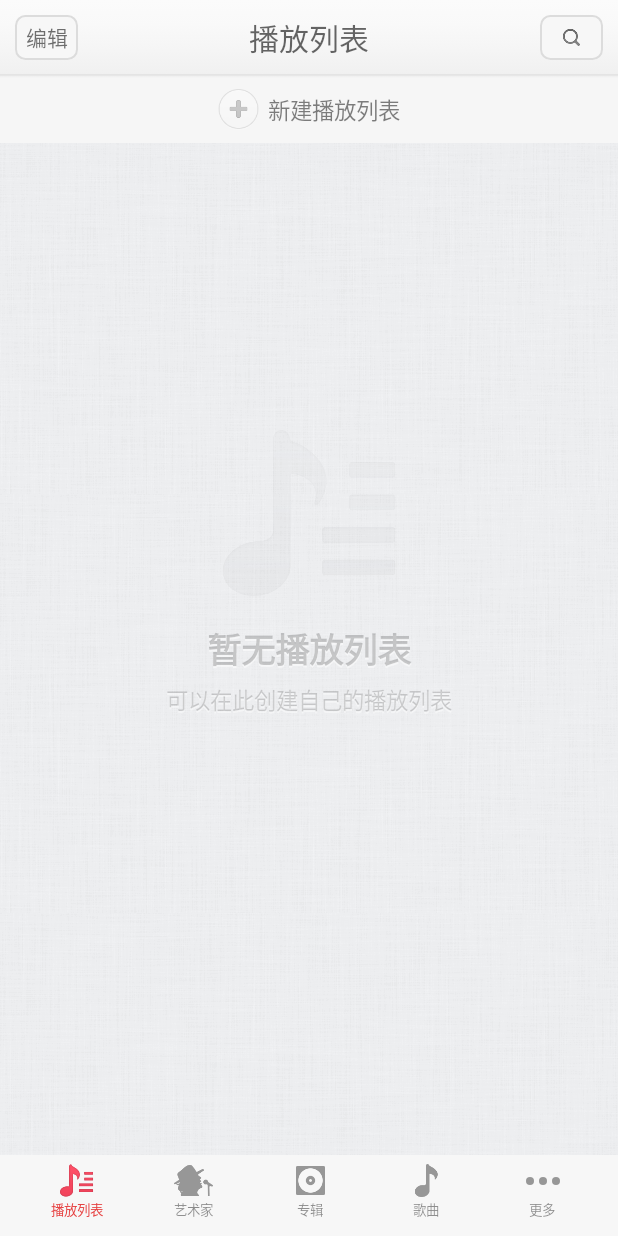
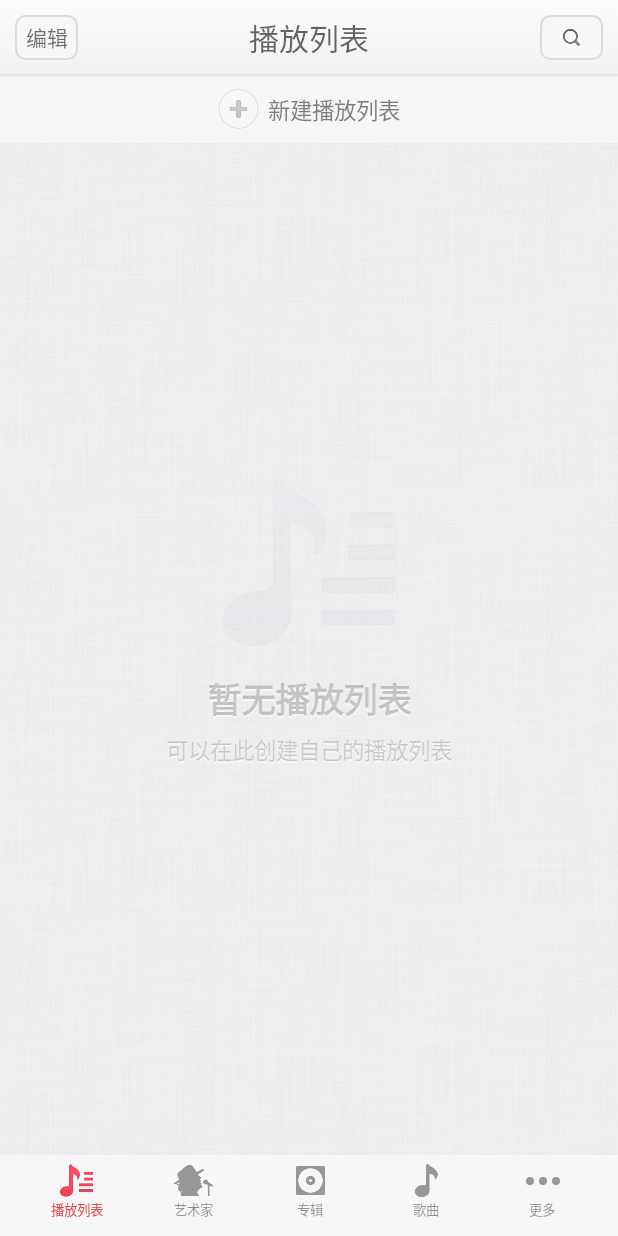
Before and after one commit to DE105/SmartisanMusic-Revived, an Android app built with Jetpack Compose: the screen it shows after launch (MainActivity), on a phone screen of 412 x 824 dp. Run offline under Robolectric (Android 15) with nearby library versions, the light colour scheme and no system bars.

Commit message:
feat: 完善主标签空页与标题栏复刻
• 新增共享空态组件并补齐艺术家、专辑、歌曲页的原版空态图标与文案资源
• 调整播放列表页结构，让空态与其它标签页统一居中，新建播放列表条目改为顶部独立悬浮
• 扩展壳层标题栏按钮组合，为专辑页接入平铺按钮，并统一各主标签页的编辑与搜索入口

```diff
--- /dev/null
+++ b/app/src/main/java/com/smartisanos/music/ui/components/SmartisanBlankState.kt
@@ -0,0 +1,112 @@
+package com.smartisanos.music.ui.components
+
+import androidx.annotation.DrawableRes
+import androidx.compose.foundation.Image
+import androidx.compose.foundation.layout.Box
+import androidx.compose.foundation.layout.Column
+import androidx.compose.foundation.layout.fillMaxSize
+import androidx.compose.foundation.layout.fillMaxWidth
+import androidx.compose.foundation.layout.offset
+import androidx.compose.foundation.layout.padding
+import androidx.compose.foundation.layout.size
+import androidx.compose.material3.Text
+import androidx.compose.runtime.Composable
+import androidx.compose.ui.Alignment
+import androidx.compose.ui.Modifier
+import androidx.compose.ui.draw.alpha
+import androidx.compose.ui.graphics.Color
+import androidx.compose.ui.res.painterResource
+import androidx.compose.ui.text.TextStyle
+import androidx.compose.ui.text.font.FontWeight
+import androidx.compose.ui.unit.Dp
+import androidx.compose.ui.unit.dp
+import androidx.compose.ui.unit.sp
+
+private val BlankTitleColor = Color(0x32000000)
+private val BlankSubtitleColor = Color(0x2A000000)
+private val BlankTitleHighlightColor = Color(0x80FFFFFF)
+private val BlankSubtitleHighlightColor = Color(0x73FFFFFF)
+
+private val BlankTitleStyle = TextStyle(
+    fontSize = 23.sp,
+    fontWeight = FontWeight.SemiBold,
+    color = BlankTitleColor,
+)
+private val BlankSubtitleStyle = TextStyle(
+    fontSize = 15.sp,
+    color = BlankSubtitleColor,
+)
+
+private val BlankIconSize = 132.dp
+private val BlankIconAlpha = 0.34f
+private val BlankContentOffsetY = 0.dp
+private val BlankTextHighlightOffset = 1.dp
+
+@Composable
+fun SmartisanBlankState(
+    @DrawableRes iconRes: Int,
+    title: String,
+    subtitle: String,
+    modifier: Modifier = Modifier,
+    iconSize: Dp = BlankIconSize,
+    iconAlpha: Float = BlankIconAlpha,
+    contentOffsetY: Dp = BlankContentOffsetY,
+) {
+    Box(
+        modifier = modifier.fillMaxSize(),
+        contentAlignment = Alignment.Center,
+    ) {
+        Column(
+            modifier = Modifier.offset(y = contentOffsetY),
+            horizontalAlignment = Alignment.CenterHorizontally,
+        ) {
+            Image(
+                painter = painterResource(iconRes),
+                contentDescription = null,
+                modifier = Modifier
+                    .size(iconSize)
+                    .alpha(iconAlpha),
+            )
+            EngravedHintText(
+                text = title,
+                style = BlankTitleStyle,
+                color = BlankTitleColor,
+                highlightColor = BlankTitleHighlightColor,
+                modifier = Modifier.padding(top = 8.dp),
+            )
+            EngravedHintText(
+                text = subtitle,
+                style = BlankSubtitleStyle,
+                color = BlankSubtitleColor,
+                highlightColor = BlankSubtitleHighlightColor,
+                modifier = Modifier.padding(top = 6.dp),
+            )
+        }
+    }
+}
+
+@Composable
+private fun EngravedHintText(
+    text: String,
+    style: TextStyle,
+    color: Color,
+    highlightColor: Color,
+    modifier: Modifier = Modifier,
+) {
+    Box(modifier = modifier.fillMaxWidth()) {
+        Text(
+            text = text,
+            style = style,
+            color = highlightColor,
+            modifier = Modifier
+                .align(Alignment.Center)
+                .offset(y = BlankTextHighlightOffset),
+        )
+        Text(
+            text = text,
+            style = style,
+            color = color,
+            modifier = Modifier.align(Alignment.Center),
+        )
+    }
+}
--- a/app/src/main/java/com/smartisanos/music/ui/playlist/PlaylistScreen.kt
+++ b/app/src/main/java/com/smartisanos/music/ui/playlist/PlaylistScreen.kt
@@ -7,13 +7,10 @@ import androidx.compose.foundation.interaction.MutableInteractionSource
 import androidx.compose.foundation.interaction.collectIsPressedAsState
 import androidx.compose.foundation.layout.Arrangement
 import androidx.compose.foundation.layout.Box
-import androidx.compose.foundation.layout.Column
 import androidx.compose.foundation.layout.Row
 import androidx.compose.foundation.layout.fillMaxSize
 import androidx.compose.foundation.layout.fillMaxWidth
 import androidx.compose.foundation.layout.height
-import androidx.compose.foundation.layout.offset
-import androidx.compose.foundation.layout.padding
 import androidx.compose.foundation.layout.size
 import androidx.compose.material3.Text
 import androidx.compose.runtime.Composable
@@ -30,54 +27,39 @@ import androidx.compose.ui.text.font.FontWeight
 import androidx.compose.ui.unit.dp
 import androidx.compose.ui.unit.sp
 import com.smartisanos.music.R
+import com.smartisanos.music.ui.components.SmartisanBlankState
 
 private val PlaylistControlText = Color(0x80000000)
 private val PlaylistControlPressedText = Color(0xFF515257)
 private val PlaylistRowBackground = Color(0xFFF6F6F6)
-private val EmptyTitleColor = Color(0x32000000)
-private val EmptySubtitleColor = Color(0x2A000000)
-private val EmptyTitleHighlightColor = Color(0x80FFFFFF)
-private val EmptySubtitleHighlightColor = Color(0x73FFFFFF)
 
 private val HeaderRowHeight = 45.dp
 private val AddButtonIconSize = 27.dp
-private val EmptyIconSize = 132.dp
-private val EmptyIconAlpha = 0.34f
-private val EmptyStateOffsetY = (-56).dp
-private val EmptyTextHighlightOffset = 1.dp
-
-private val EmptyTitleStyle = TextStyle(
-    fontSize = 23.sp,
-    fontWeight = FontWeight.SemiBold,
-    color = EmptyTitleColor,
-)
-private val EmptySubtitleStyle = TextStyle(
-    fontSize = 15.sp,
-    color = EmptySubtitleColor,
-)
 
 @Composable
 fun PlaylistScreen(modifier: Modifier = Modifier) {
-    Column(
+    Box(
         modifier = modifier.fillMaxSize(),
     ) {
-        NewPlaylistRow()
         PlaylistEmptyState(
             modifier = Modifier
-                .fillMaxWidth()
-                .weight(1f),
+                .fillMaxSize(),
+        )
+        NewPlaylistRow(
+            modifier = Modifier
+                .align(Alignment.TopCenter)
+                .fillMaxWidth(),
         )
     }
 }
 
 @Composable
-private fun NewPlaylistRow() {
+private fun NewPlaylistRow(modifier: Modifier = Modifier) {
     val interactionSource = remember { MutableInteractionSource() }
     val pressed by interactionSource.collectIsPressedAsState()
 
     Box(
-        modifier = Modifier
-            .fillMaxWidth()
+        modifier = modifier
             .height(HeaderRowHeight)
             .background(PlaylistRowBackground)
             .clickable(
@@ -114,58 +96,10 @@ private fun NewPlaylistRow() {
 
 @Composable
 private fun PlaylistEmptyState(modifier: Modifier = Modifier) {
-    Box(
+    SmartisanBlankState(
+        iconRes = R.drawable.blank_playlist,
+        title = stringResource(R.string.no_playlist),
+        subtitle = stringResource(R.string.create_playlist),
         modifier = modifier,
-        contentAlignment = Alignment.Center,
-    ) {
-        Column(
-            modifier = Modifier.offset(y = EmptyStateOffsetY),
-            horizontalAlignment = Alignment.CenterHorizontally,
-        ) {
-            Image(
-                painter = painterResource(R.drawable.blank_playlist),
-                contentDescription = null,
-                modifier = Modifier
-                    .size(EmptyIconSize)
-                    .alpha(EmptyIconAlpha),
-            )
-            EngravedHintText(
-                text = stringResource(R.string.no_playlist),
-                style = EmptyTitleStyle,
-                color = EmptyTitleColor,
-                highlightColor = EmptyTitleHighlightColor,
-                modifier = Modifier.padding(top = 8.dp),
-            )
-            EngravedHintText(
-                text = stringResource(R.string.create_playlist),
-                style = EmptySubtitleStyle,
-                color = EmptySubtitleColor,
-                highlightColor = EmptySubtitleHighlightColor,
-                modifier = Modifier.padding(top = 6.dp),
-            )
-        }
-    }
+    )
 }
-
-@Composable
-private fun EngravedHintText(
-    text: String,
-    style: TextStyle,
-    color: Color,
-    highlightColor: Color,
-    modifier: Modifier = Modifier,
-) {
-    Box(modifier = modifier) {
-        Text(
-            text = text,
-            style = style,
-            color = highlightColor,
-            modifier = Modifier.offset(y = EmptyTextHighlightOffset),
-        )
-        Text(
-            text = text,
-            style = style,
-            color = color,
-        )
-    }
-}
--- a/app/src/main/java/com/smartisanos/music/ui/shell/MusicApp.kt
+++ b/app/src/main/java/com/smartisanos/music/ui/shell/MusicApp.kt
@@ -1,8 +1,10 @@
 package com.smartisanos.music.ui.shell
 
 import androidx.compose.foundation.background
+import androidx.compose.foundation.layout.Arrangement
 import androidx.compose.foundation.layout.Column
 import androidx.compose.foundation.layout.Box
+import androidx.compose.foundation.layout.Row
 import androidx.compose.foundation.layout.WindowInsets
 import androidx.compose.foundation.layout.fillMaxSize
 import androidx.compose.foundation.layout.fillMaxWidth
@@ -35,6 +37,7 @@ import com.smartisanos.music.ui.navigation.MusicNavHost
 
 private val ShellBackground = Color(0xFFF7F7F7)
 private val SearchIconSize = 34.dp
+private val AlbumTileIconSize = 18.dp
 
 @Composable
 fun MusicApp() {
@@ -90,11 +93,18 @@ fun MusicApp() {
 
 @Composable
 private fun MusicShellTopBar(destination: MusicDestination) {
-    val isPlaylist = destination == MusicDestination.Playlist
+    val showsEdit = destination == MusicDestination.Playlist ||
+        destination == MusicDestination.Album ||
+        destination == MusicDestination.Songs
+    val showsSearch = destination == MusicDestination.Playlist ||
+        destination == MusicDestination.Artist ||
+        destination == MusicDestination.Album ||
+        destination == MusicDestination.Songs
+    val showsTile = destination == MusicDestination.Album
 
     SmartisanTopBar(
         title = destination.label,
-        leftContent = if (isPlaylist) {
+        leftContent = if (showsEdit) {
             {
                 SmartisanTopBarTextButton(
                     text = stringResource(R.string.edit),
@@ -103,14 +113,28 @@ private fun MusicShellTopBar(destination: MusicDestination) {
         } else {
             null
         },
-        rightContent = if (isPlaylist) {
+        rightContent = if (showsSearch || showsTile) {
             {
+                Row(
+                    horizontalArrangement = Arrangement.spacedBy(6.dp),
+                ) {
+                    if (showsTile) {
+                        SmartisanTopBarIconButton(
+                            iconRes = R.drawable.btn_display_tile2,
+                            pressedIconRes = R.drawable.btn_display_tile2_down,
+                            contentDescription = stringResource(R.string.listview_header_tile),
+                            iconSize = AlbumTileIconSize,
+                        )
+                    }
+                    if (showsSearch) {
                         SmartisanTopBarIconButton(
                             iconRes = R.drawable.search_icon,
                             pressedIconRes = R.drawable.search_icon_down,
                             contentDescription = stringResource(R.string.tab_local_search),
                             iconSize = SearchIconSize,
                         )
+                    }
+                }
             }
         } else {
             null
```
Also changed, not shown: app/src/main/java/com/smartisanos/music/ui/album/AlbumScreen.kt (+7 -2 lines), app/src/main/java/com/smartisanos/music/ui/artist/ArtistScreen.kt (+7 -2 lines), app/src/main/java/com/smartisanos/music/ui/songs/SongsScreen.kt (+7 -2 lines), app/src/main/res/values/strings.xml (+7 -0 lines), app/src/main/res/drawable-nodpi/blank_album.png (added), app/src/main/res/drawable-nodpi/blank_artist.png (added), app/src/main/res/drawable-nodpi/blank_song.png (added), app/src/main/res/drawable-nodpi/btn_display_tile2.png (added), app/src/main/res/drawable-nodpi/btn_display_tile2_down.png (added). Lines whose indentation alone changed are shown as unchanged.
